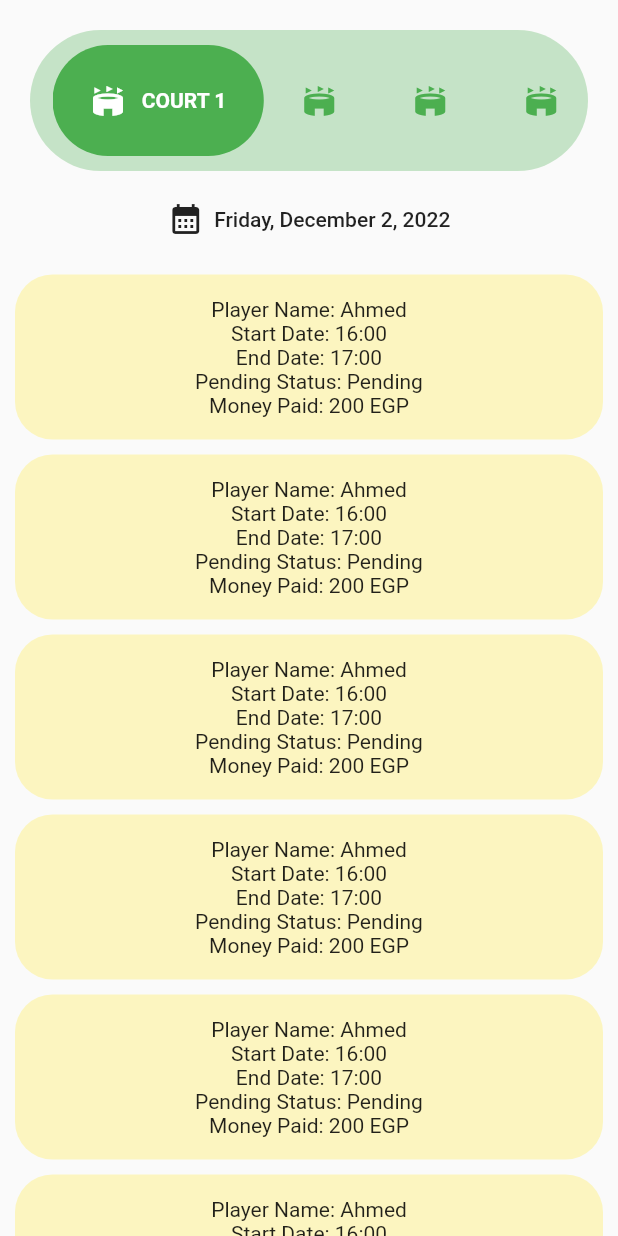
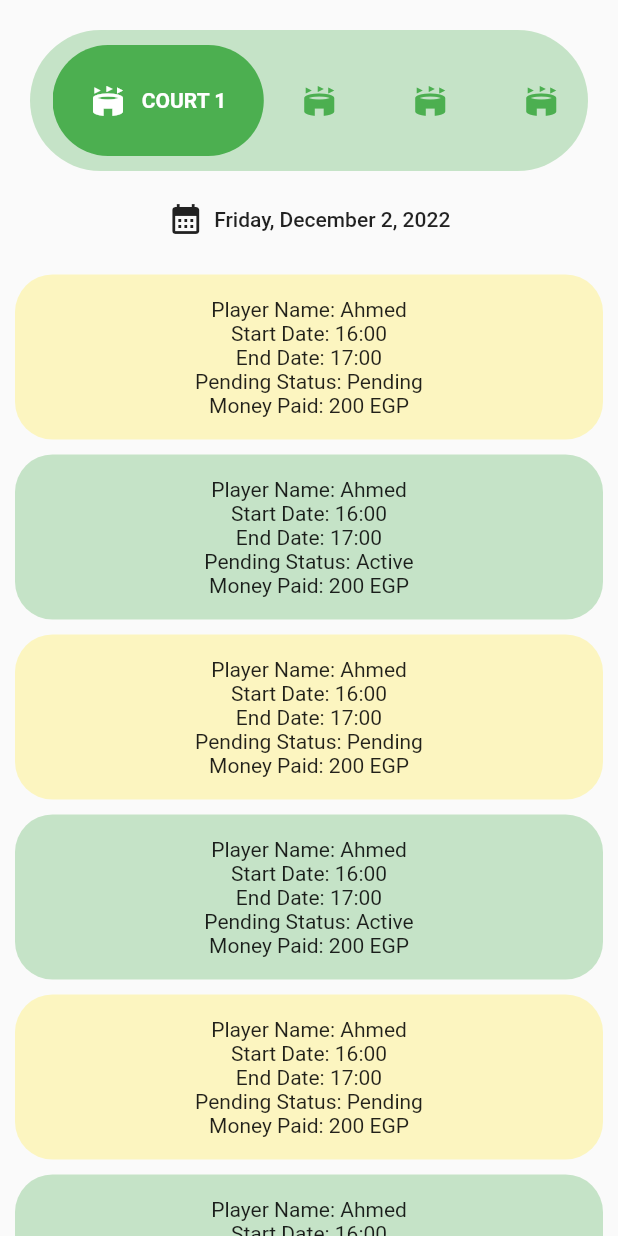
Before and after one commit to zeyadzidan/Kickoff, a Flutter app: the ReservationsHome widget shown alone on an empty page, opened directly, on a phone screen of 412 x 824 dp. Run offline on Flutter 3.47's test engine with Material 2 defaults, Android fonts, the phone set to English and light mode, and no system bars; drawn by our look-alikes of google_nav_bar; our stand-ins replace file_picker; missing offline and left inert: open_street_map_search_and_pick.

Commit message:
Enhanced reservations home to support more features

```diff
--- a/kickoff_frontend/lib/fixtures/widgets/reservations.dart
+++ b/kickoff_frontend/lib/fixtures/widgets/reservations.dart
@@ -1,7 +1,6 @@
 import 'package:flutter/material.dart';
 import 'package:google_nav_bar/google_nav_bar.dart';
 import 'package:intl/intl.dart';
-import 'package:kickoff_frontend/components/builders/fixtureticketbuilder.dart';
 import 'package:kickoff_frontend/fixtures/classes/fixtureticket.dart';
 
 import '../../components/builders/ticket.dart';
@@ -17,13 +16,11 @@ class ReservationsHome extends StatefulWidget {
   get selectedDate => _ReservationsHomeState._selectedDate;
 
   @override
-  State<ReservationsHome> createState() => _ReservationsHomeState(info);
+  State<ReservationsHome> createState() => _ReservationsHomeState();
 }
 
 
 class _ReservationsHomeState extends State<ReservationsHome> {
-  _ReservationsHomeState(this._courtFixtures);
-  final List _courtFixtures;
   static int _selectedCourt = 0;
   static DateTime _selectedDate = DateTime.now();
 
@@ -46,21 +43,13 @@ class _ReservationsHomeState extends State<ReservationsHome> {
   }
 
   @override
-  Widget build(BuildContext context) {
-    return Column(
-      children: <Widget>[
-        GestureDetector(
-          child: Column(
+  Widget build(BuildContext context) => Column(
     children: [
       _buildCourts(),
       _buildDatePicker(),
       _buildFixtures()
     ],
-          ),
-        )
-      ],
   );
-  }
 
   _buildCourts() => Container(
     padding: const EdgeInsets.symmetric(vertical: 0.0, horizontal: 15.0),
@@ -111,13 +100,18 @@ class _ReservationsHomeState extends State<ReservationsHome> {
     ticket.startDate = '16:00';
     ticket.endDate = '17:00';
     ticket.paidAmount = '200';
-    ticket.isPending = true;
-    return SingleChildScrollView(
+    ticket.isPending = false;
+    return Expanded(
+      child: SingleChildScrollView(
         child: Column(
           children: List<Container>.generate(
-              7,
-              (index) => Ticket().build(ticket)
+                10,
+                (index) {
+                  ticket.isPending = !ticket.isPending;
+                  return Ticket().build(ticket);
+                }
           )
+        ),
       ),
     );
   }
```
Lines whose indentation alone changed are shown as unchanged.
